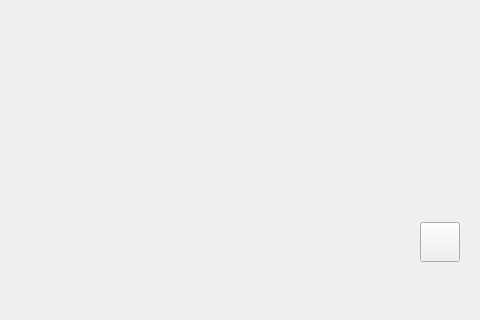
Before: the Qt Designer form lib/human/part_replayer.ui in woinck/DS15-dev, drawn with Qt 5; both pictures show x 0 to 480 and y 448 to 768 of the 1024 by 768 pixel window.
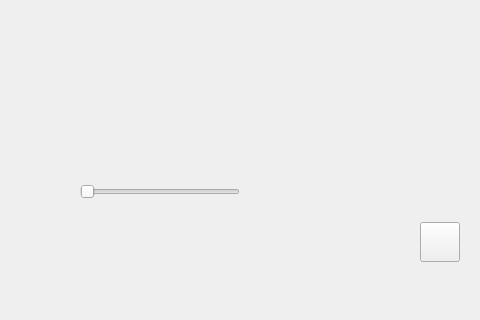
After: the same form once the commit is applied.

The edit to the form file:
```diff
--- a/lib/human/part_replayer.ui
+++ b/lib/human/part_replayer.ui
@@ -510,6 +510,22 @@
     <bool>false</bool>
    </property>
   </widget>
+  <widget class="QSlider" name="playSpeedSlider">
+   <property name="geometry">
+    <rect>
+     <x>80</x>
+     <y>630</y>
+     <width>160</width>
+     <height>19</height>
+    </rect>
+   </property>
+   <property name="maximum">
+    <number>80</number>
+   </property>
+   <property name="orientation">
+    <enum>Qt::Horizontal</enum>
+   </property>
+  </widget>
  </widget>
  <resources/>
  <connections/>
```
